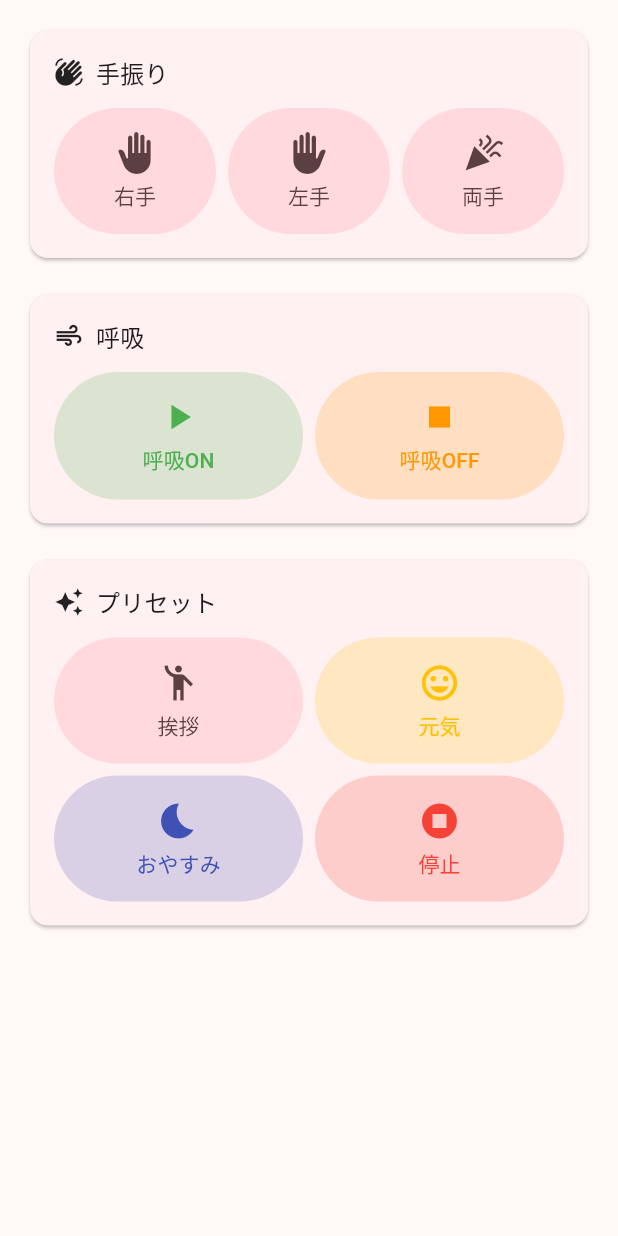
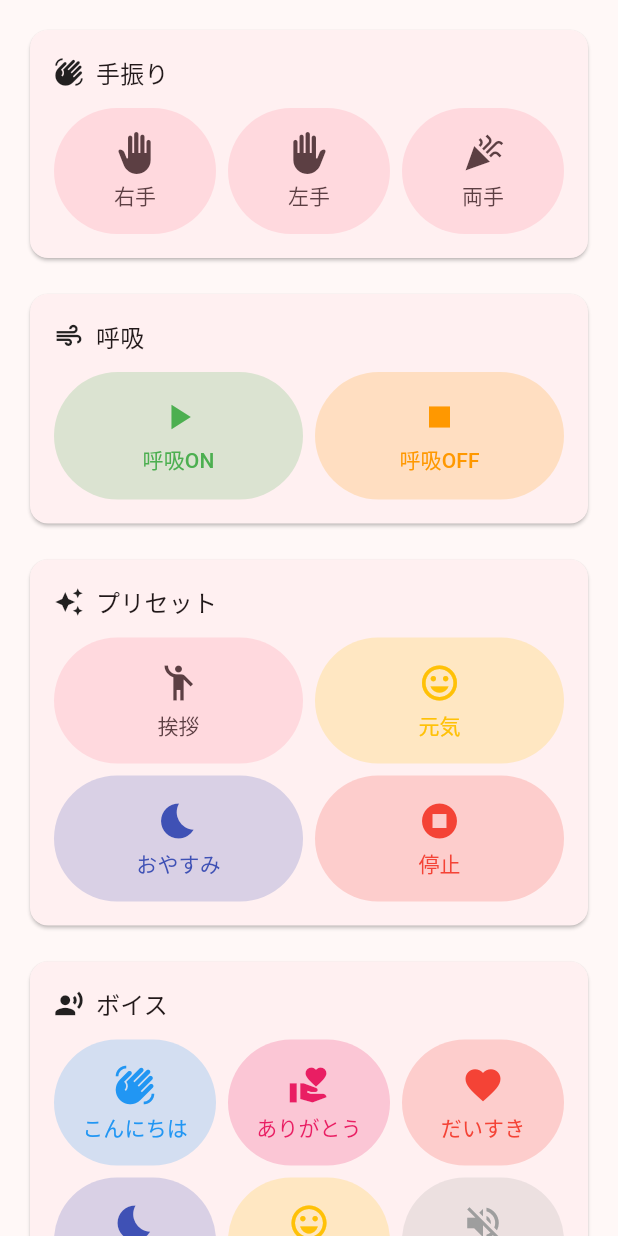
Before and after one commit to gurimaruking/nuibone, a Flutter app: the _ControlPanel widget shown alone on an empty page, opened directly, on a phone screen of 412 x 824 dp. Run offline on Flutter 3.47's test engine with Material 3 defaults, Android fonts, the phone set to English and light mode, and no system bars; our stand-ins replace flutter_blue_plus.

Commit message:
Add voice playback feature with I2S DAC and SD card
Features:
- WAV file playback from SD card via I2S (MAX98357A DAC)
- 8 preset voice slots (hello, thanks, love, sleepy, happy, custom1-3)
- Voice commands integrated with actions (greeting plays hello.wav, etc.)
- App UI updated with voice control buttons

Hardware:
- Added speaker_mount.scad for 20-28mm speakers
- Updated wiring diagram with audio components
- Support for MAX98357A I2S DAC module

Co-Authored-By: Claude Opus 4.5 <noreply@anthropic.com>

```diff
--- a/app/nuibone_app/lib/ble_service.dart
+++ b/app/nuibone_app/lib/ble_service.dart
@@ -173,6 +173,7 @@ class BleService extends ChangeNotifier {
 
 /// コマンド定義（ESP32と一致させる）
 class NuiBoneCommand {
+  // 動作コマンド
   static const int stop = 0;
   static const int waveRight = 1;
   static const int waveLeft = 2;
@@ -182,4 +183,15 @@ class NuiBoneCommand {
   static const int energetic = 6;
   static const int sleep = 7;
   static const int greeting = 8;
+
+  // 音声コマンド (10番台)
+  static const int voiceHello = 10;   // 「こんにちは」
+  static const int voiceThanks = 11;  // 「ありがとう」
+  static const int voiceLove = 12;    // 「だいすき」
+  static const int voiceSleepy = 13;  // 「ねむい」
+  static const int voiceHappy = 14;   // 「うれしい」
+  static const int voiceCustom1 = 15; // カスタム音声1
+  static const int voiceCustom2 = 16; // カスタム音声2
+  static const int voiceCustom3 = 17; // カスタム音声3
+  static const int voiceStop = 19;    // 音声停止
 }
--- a/app/nuibone_app/lib/control_screen.dart
+++ b/app/nuibone_app/lib/control_screen.dart
@@ -351,6 +351,109 @@ class _ControlPanel extends StatelessWidget {
               ),
             ],
           ),
+
+          const SizedBox(height: 16),
+
+          // 音声セクション
+          _SectionCard(
+            title: 'ボイス',
+            icon: Icons.record_voice_over,
+            children: [
+              Row(
+                children: [
+                  Expanded(
+                    child: _ActionButton(
+                      label: 'こんにちは',
+                      icon: Icons.waving_hand,
+                      command: NuiBoneCommand.voiceHello,
+                      color: Colors.blue,
+                    ),
+                  ),
+                  const SizedBox(width: 8),
+                  Expanded(
+                    child: _ActionButton(
+                      label: 'ありがとう',
+                      icon: Icons.volunteer_activism,
+                      command: NuiBoneCommand.voiceThanks,
+                      color: Colors.pink,
+                    ),
+                  ),
+                  const SizedBox(width: 8),
+                  Expanded(
+                    child: _ActionButton(
+                      label: 'だいすき',
+                      icon: Icons.favorite,
+                      command: NuiBoneCommand.voiceLove,
+                      color: Colors.red,
+                    ),
+                  ),
+                ],
+              ),
+              const SizedBox(height: 8),
+              Row(
+                children: [
+                  Expanded(
+                    child: _ActionButton(
+                      label: 'ねむい',
+                      icon: Icons.bedtime,
+                      command: NuiBoneCommand.voiceSleepy,
+                      color: Colors.indigo,
+                    ),
+                  ),
+                  const SizedBox(width: 8),
+                  Expanded(
+                    child: _ActionButton(
+                      label: 'うれしい',
+                      icon: Icons.sentiment_very_satisfied,
+                      command: NuiBoneCommand.voiceHappy,
+                      color: Colors.amber,
+                    ),
+                  ),
+                  const SizedBox(width: 8),
+                  Expanded(
+                    child: _ActionButton(
+                      label: '停止',
+                      icon: Icons.volume_off,
+                      command: NuiBoneCommand.voiceStop,
+                      color: Colors.grey,
+                    ),
+                  ),
+                ],
+              ),
+              const SizedBox(height: 8),
+              // カスタム音声
+              Row(
+                children: [
+                  Expanded(
+                    child: _ActionButton(
+                      label: 'カスタム1',
+                      icon: Icons.music_note,
+                      command: NuiBoneCommand.voiceCustom1,
+                      color: Colors.teal,
+                    ),
+                  ),
+                  const SizedBox(width: 8),
+                  Expanded(
+                    child: _ActionButton(
+                      label: 'カスタム2',
+                      icon: Icons.music_note,
+                      command: NuiBoneCommand.voiceCustom2,
+                      color: Colors.teal,
+                    ),
+                  ),
+                  const SizedBox(width: 8),
+                  Expanded(
+                    child: _ActionButton(
+                      label: 'カスタム3',
+                      icon: Icons.music_note,
+                      command: NuiBoneCommand.voiceCustom3,
+                      color: Colors.teal,
+                    ),
+                  ),
+                ],
+              ),
+            ],
+          ),
         ],
       ),
     );
```
Also changed, not shown: 4 other files.
